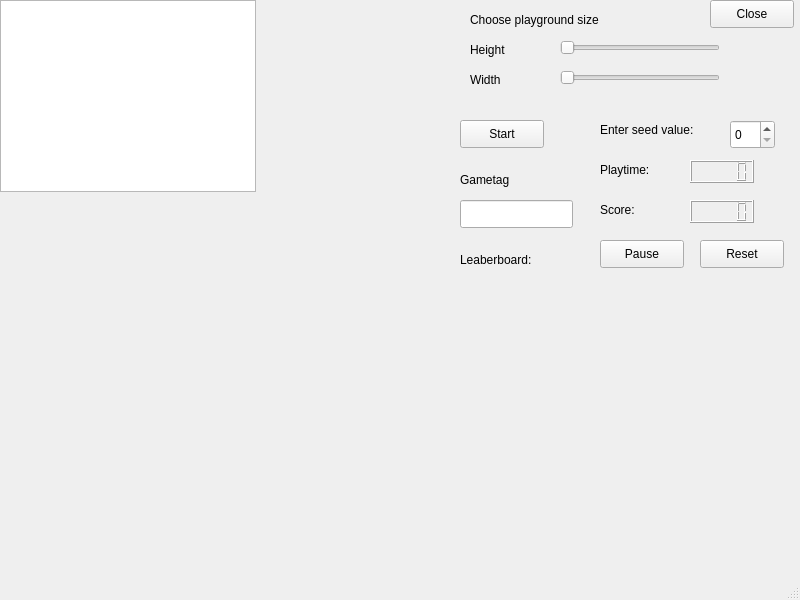
Above: student/12/snake_gui/mainwindow.ui from sampeksi/sampeksi before the change. Below: the same form after it.
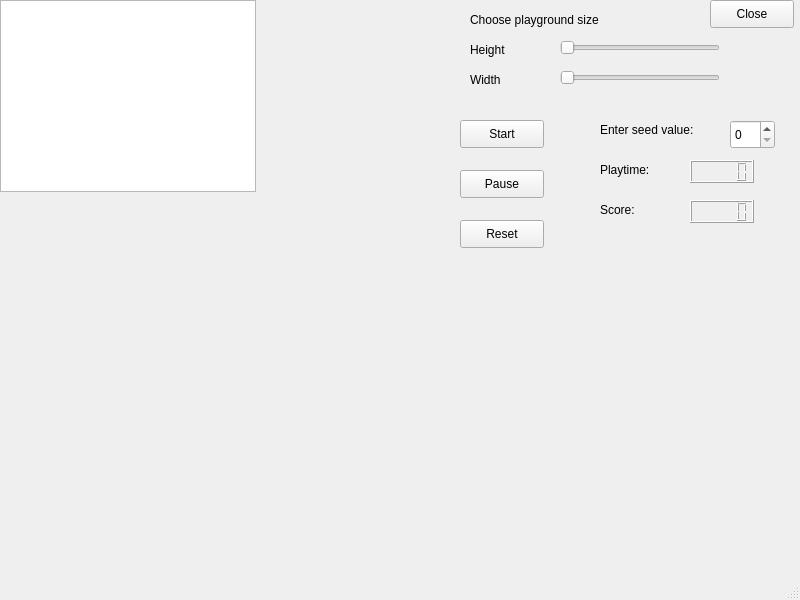
That is the form after the change.

Diff of the .ui file:
```diff
--- a/student/12/snake_gui/mainwindow.ui
+++ b/student/12/snake_gui/mainwindow.ui
@@ -174,8 +174,8 @@
    <widget class="QPushButton" name="pushButtonPause">
     <property name="geometry">
      <rect>
-      <x>600</x>
-      <y>240</y>
+      <x>460</x>
+      <y>170</y>
       <width>84</width>
       <height>28</height>
      </rect>
@@ -187,8 +187,8 @@
    <widget class="QPushButton" name="pushButtonReset">
     <property name="geometry">
      <rect>
-      <x>700</x>
-      <y>240</y>
+      <x>460</x>
+      <y>220</y>
       <width>84</width>
       <height>28</height>
      </rect>
@@ -223,81 +223,6 @@
      <string/>
     </property>
    </widget>
-   <widget class="QLineEdit" name="lineEditGameTag">
-    <property name="geometry">
-     <rect>
-      <x>460</x>
-      <y>200</y>
-      <width>113</width>
-      <height>28</height>
-     </rect>
-    </property>
-   </widget>
-   <widget class="QLabel" name="labelGameTag">
-    <property name="geometry">
-     <rect>
-      <x>460</x>
-      <y>170</y>
-      <width>63</width>
-      <height>20</height>
-     </rect>
-    </property>
-    <property name="text">
-     <string>Gametag</string>
-    </property>
-   </widget>
-   <widget class="QLabel" name="labelLeaderboard">
-    <property name="geometry">
-     <rect>
-      <x>460</x>
-      <y>250</y>
-      <width>91</width>
-      <height>20</height>
-     </rect>
-    </property>
-    <property name="text">
-     <string>Leaberboard:</string>
-    </property>
-   </widget>
-   <widget class="QLabel" name="labelFirst">
-    <property name="geometry">
-     <rect>
-      <x>460</x>
-      <y>280</y>
-      <width>63</width>
-      <height>20</height>
-     </rect>
-    </property>
-    <property name="text">
-     <string/>
-    </property>
-   </widget>
-   <widget class="QLabel" name="labelSecond">
-    <property name="geometry">
-     <rect>
-      <x>460</x>
-      <y>310</y>
-      <width>63</width>
-      <height>20</height>
-     </rect>
-    </property>
-    <property name="text">
-     <string/>
-    </property>
-   </widget>
-   <widget class="QLabel" name="labelThird">
-    <property name="geometry">
-     <rect>
-      <x>460</x>
-      <y>340</y>
-      <width>63</width>
-      <height>20</height>
-     </rect>
-    </property>
-    <property name="text">
-     <string/>
-    </property>
-   </widget>
   </widget>
   <widget class="QMenuBar" name="menubar">
    <property name="geometry">
```
Left out of the diff: 4 changed lines with no effect on the pictures.
